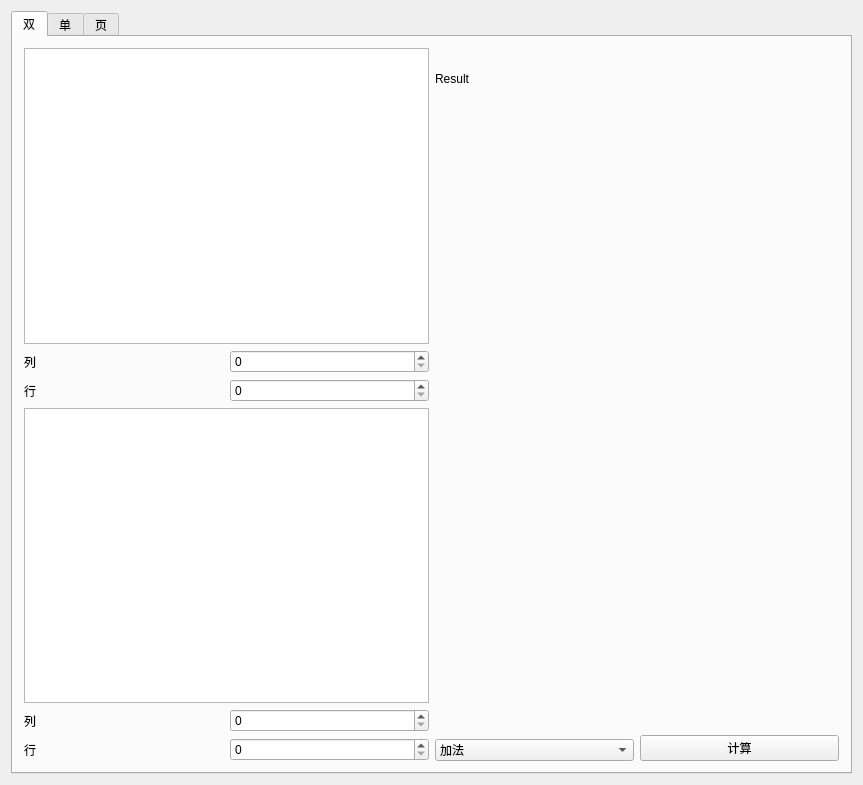
The window that frC/frC.ui (Insouciant21/frC) describes before a commit, drawn with Qt 5.
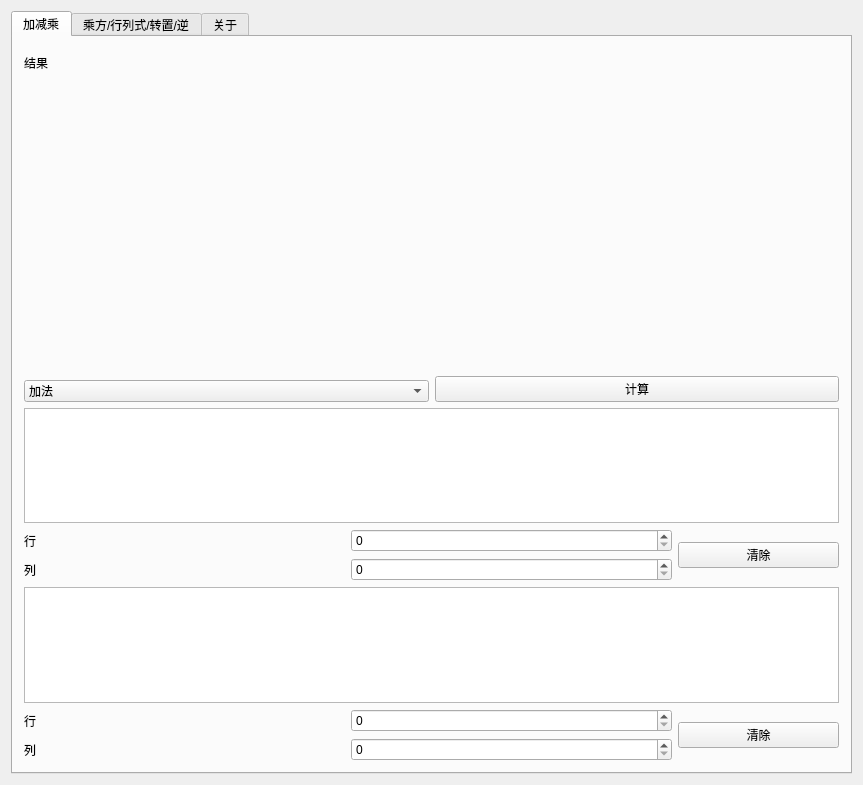
The same window after the commit. The open tabs and pages were chosen to show the change.

What changed in the file:
```diff
--- a/frC/frC.ui
+++ b/frC/frC.ui
@@ -17,7 +17,7 @@
    <property name="enabled">
     <bool>true</bool>
    </property>
-   <layout class="QGridLayout" name="gridLayout">
+   <layout class="QGridLayout" name="gridLayout_2">
     <item row="0" column="0">
      <widget class="QTabWidget" name="calc">
       <property name="currentIndex">
@@ -25,75 +25,9 @@
       </property>
       <widget class="QWidget" name="bino">
        <attribute name="title">
-        <string>双</string>
+        <string>加减乘</string>
        </attribute>
-       <layout class="QHBoxLayout" name="horizontalLayout_2" stretch="1,1">
-        <item>
-         <layout class="QVBoxLayout" name="inputBino">
-          <item>
-           <layout class="QVBoxLayout" name="leftHandBino">
-            <item>
-             <widget class="QTableWidget" name="leftInput"/>
-            </item>
-            <item>
-             <layout class="QGridLayout" name="rcLeft">
-              <item row="1" column="1">
-               <widget class="QSpinBox" name="rSpinBoxLeft"/>
-              </item>
-              <item row="0" column="1">
-               <widget class="QSpinBox" name="cSpinBoxLeft"/>
-              </item>
-              <item row="0" column="0">
-               <widget class="QLabel" name="cLabelLeft">
-                <property name="text">
-                 <string>列</string>
-                </property>
-               </widget>
-              </item>
-              <item row="1" column="0">
-               <widget class="QLabel" name="rLabelLeft">
-                <property name="text">
-                 <string>行</string>
-                </property>
-               </widget>
-              </item>
-             </layout>
-            </item>
-           </layout>
-          </item>
-          <item>
-           <layout class="QVBoxLayout" name="rightHandBino">
-            <item>
-             <widget class="QTableWidget" name="tableWidget"/>
-            </item>
-            <item>
-             <layout class="QGridLayout" name="rcRight">
-              <item row="1" column="1">
-               <widget class="QSpinBox" name="rSpinBoxRight"/>
-              </item>
-              <item row="0" column="0">
-               <widget class="QLabel" name="cLabelRight">
-                <property name="text">
-                 <string>列</string>
-                </property>
-               </widget>
-              </item>
-              <item row="1" column="0">
-               <widget class="QLabel" name="rLabelRight">
-                <property name="text">
-                 <string>行</string>
-                </property>
-               </widget>
-              </item>
-              <item row="0" column="1">
-               <widget class="QSpinBox" name="cSpinBoxRight"/>
-              </item>
-             </layout>
-            </item>
-           </layout>
-          </item>
-         </layout>
-        </item>
+       <layout class="QVBoxLayout" name="verticalLayout" stretch="1,1">
         <item>
          <layout class="QVBoxLayout" name="resultBino">
           <item>
@@ -112,7 +46,7 @@
 }</string>
               </property>
               <property name="text">
-               <string>Result</string>
+               <string>结果</string>
               </property>
              </widget>
             </item>
@@ -157,11 +91,91 @@
           </item>
          </layout>
         </item>
+        <item>
+         <layout class="QVBoxLayout" name="inputBino">
+          <item>
+           <layout class="QVBoxLayout" name="leftHandBino">
+            <item>
+             <widget class="QTableWidget" name="leftInput"/>
+            </item>
+            <item>
+             <layout class="QGridLayout" name="rcLeft" columnstretch="0,2,2,1">
+              <item row="1" column="2">
+               <widget class="QSpinBox" name="cSpinBoxLeft"/>
+              </item>
+              <item row="0" column="1">
+               <widget class="QLabel" name="rLabelLeft">
+                <property name="text">
+                 <string>行</string>
+                </property>
+               </widget>
+              </item>
+              <item row="0" column="2">
+               <widget class="QSpinBox" name="rSpinBoxLeft"/>
+              </item>
+              <item row="1" column="1">
+               <widget class="QLabel" name="cLabelLeft">
+                <property name="text">
+                 <string>列</string>
+                </property>
+               </widget>
+              </item>
+              <item row="0" column="3" rowspan="2">
+               <widget class="QPushButton" name="leftClear">
+                <property name="text">
+                 <string>清除</string>
+                </property>
+               </widget>
+              </item>
+             </layout>
+            </item>
+           </layout>
+          </item>
+          <item>
+           <layout class="QVBoxLayout" name="rightHandBino">
+            <item>
+             <widget class="QTableWidget" name="rightInput"/>
+            </item>
+            <item>
+             <layout class="QGridLayout" name="rcRight" columnstretch="2,2,1">
+              <item row="1" column="1">
+               <widget class="QSpinBox" name="cSpinBoxRight"/>
+              </item>
+              <item row="1" column="0">
+               <widget class="QLabel" name="cLabelRight">
+                <property name="text">
+                 <string>列</string>
+                </property>
+               </widget>
+              </item>
+              <item row="0" column="1">
+               <widget class="QSpinBox" name="rSpinBoxRight"/>
+              </item>
+              <item row="0" column="0">
+               <widget class="QLabel" name="rLabelRight">
+                <property name="text">
+                 <string>行</string>
+                </property>
+               </widget>
+              </item>
+              <item row="0" column="2" rowspan="2">
+               <widget class="QPushButton" name="rightClear">
+                <property name="text">
+                 <string>清除</string>
+                </property>
+               </widget>
+              </item>
+             </layout>
+            </item>
+           </layout>
+          </item>
+         </layout>
+        </item>
        </layout>
       </widget>
       <widget class="QWidget" name="mono">
        <attribute name="title">
-        <string>单</string>
+        <string>乘方/行列式/转置/逆</string>
        </attribute>
        <layout class="QHBoxLayout" name="horizontalLayout_3" stretch="1,1">
         <item>
@@ -271,8 +285,27 @@
       </widget>
       <widget class="QWidget" name="tab_5">
        <attribute name="title">
-        <string>页</string>
+        <string>关于</string>
        </attribute>
+       <layout class="QGridLayout" name="gridLayout">
+        <item row="0" column="0">
+         <widget class="QTextBrowser" name="textBrowser">
+          <property name="html">
+           <string>&lt;!DOCTYPE HTML PUBLIC &quot;-//W3C//DTD HTML 4.0//EN&quot; &quot;http://www.w3.org/TR/REC-html40/strict.dtd&quot;&gt;
+&lt;html&gt;&lt;head&gt;&lt;meta name=&quot;qrichtext&quot; content=&quot;1&quot; /&gt;&lt;meta charset=&quot;utf-8&quot; /&gt;&lt;style type=&quot;text/css&quot;&gt;
+p, li { white-space: pre-wrap; }
+hr { height: 1px; border-width: 0; }
+li.unchecked::marker { content: &quot;\2610&quot;; }
+li.checked::marker { content: &quot;\2612&quot;; }
+&lt;/style&gt;&lt;/head&gt;&lt;body style=&quot; font-family:'Microsoft YaHei UI'; font-size:9pt; font-weight:400; font-style:normal;&quot;&gt;
+&lt;p style=&quot; margin-top:0px; margin-bottom:0px; margin-left:0px; margin-right:0px; -qt-block-indent:0; text-indent:0px;&quot;&gt;&lt;span style=&quot; font-size:20pt;&quot;&gt;一个有关线性代数的计算器&lt;/span&gt;&lt;/p&gt;
+&lt;p style=&quot; margin-top:0px; margin-bottom:0px; margin-left:0px; margin-right:0px; -qt-block-indent:0; text-indent:0px;&quot;&gt;&lt;span style=&quot; font-size:20pt;&quot;&gt;支持输入分数 如1/2&lt;/span&gt;&lt;/p&gt;
+&lt;p style=&quot; margin-top:0px; margin-bottom:0px; margin-left:0px; margin-right:0px; -qt-block-indent:0; text-indent:0px;&quot;&gt;&lt;span style=&quot; font-size:20pt;&quot;&gt;联网使用以使用LaTeX输出结果&lt;/span&gt;&lt;/p&gt;
+&lt;p style=&quot; margin-top:0px; margin-bottom:0px; margin-left:0px; margin-right:0px; -qt-block-indent:0; text-indent:0px;&quot;&gt;&lt;span style=&quot; font-size:20pt;&quot;&gt;如果你输入的数据不合法会闪退（&lt;/span&gt;&lt;/p&gt;&lt;/body&gt;&lt;/html&gt;</string>
+          </property>
+         </widget>
+        </item>
+       </layout>
       </widget>
      </widget>
     </item>
```
Left out of the diff: 115 changed lines with no effect on the pictures.
